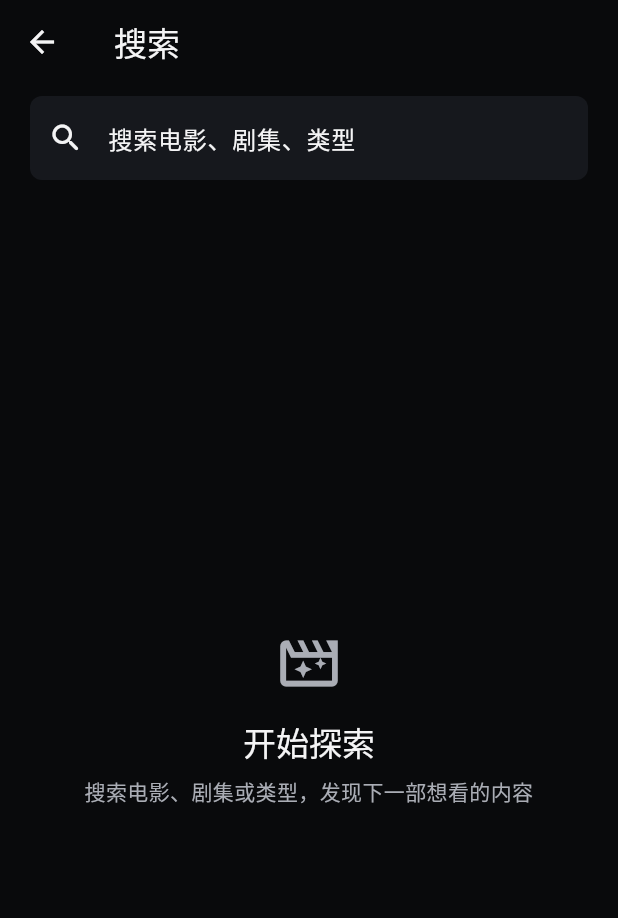
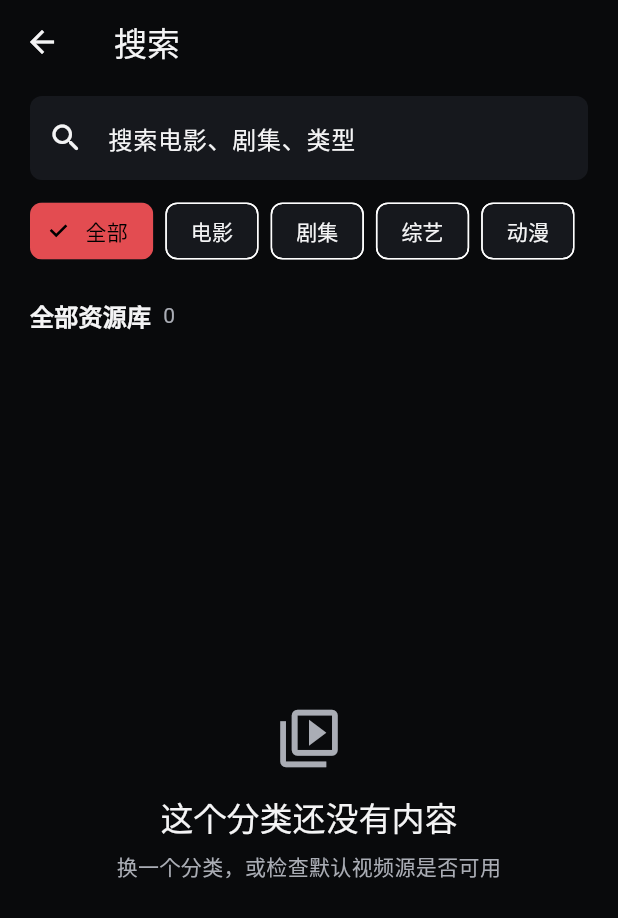
Before and after one commit to benson-singapore/cineo-flutter, a Flutter app: the SearchScreen screen opened directly with empty values, on a phone screen of 412 x 824 dp. Shown: the top 918 px of the screen. Run offline on Flutter 3.47's test engine with Material 3 defaults, Android fonts, the phone set to English and light mode, and no system bars; our stand-ins replace flutter_secure_storage, shared_preferences, sqflite, video_player; accounts and stored records are empty.

Commit message:
feat(browse): add category library and see-all navigation

```diff
--- a/lib/features/search/search_screen.dart
+++ b/lib/features/search/search_screen.dart
@@ -3,6 +3,7 @@ import 'package:flutter/material.dart';
 import '../../core/models/media.dart';
 import '../../core/theme/cineo_theme.dart';
 import '../../data/remote/media_category_adapter.dart';
+import 'category_browse_screen.dart';
 
 class SearchScreen extends StatefulWidget {
   const SearchScreen({
@@ -12,16 +13,21 @@ class SearchScreen extends StatefulWidget {
     required this.onSearch,
     required this.onOpenMedia,
     this.onRemoteSearch,
+    this.onBrowseCategory,
     this.categories = const [],
+    this.initialCategory,
   });
 
   final List<MediaItem> items;
   final List<String> history;
   final ValueChanged<String> onSearch;
   final ValueChanged<MediaItem> onOpenMedia;
-  final Future<List<MediaItem>> Function(String query, List<String> categoryIds)?
-      onRemoteSearch;
+  final Future<List<MediaItem>> Function(
+      String query, List<String> categoryIds)? onRemoteSearch;
+  final Future<List<MediaItem>> Function(List<String> categoryIds)?
+      onBrowseCategory;
   final List<UnifiedCategory> categories;
+  final UnifiedCategory? initialCategory;
 
   @override
   State<SearchScreen> createState() => _SearchScreenState();
@@ -34,14 +40,37 @@ class _SearchScreenState extends State<SearchScreen> {
   String _query = '';
   String? _errorMessage;
   List<MediaItem>? _remoteResults;
+  List<MediaItem>? _browseResults;
   bool _isSearching = false;
-  UnifiedMediaType _selectedType = UnifiedMediaType.all;
+  bool _isBrowsing = false;
+  int _browseRevision = 0;
+  late UnifiedMediaType _selectedType;
+
+  @override
+  void initState() {
+    super.initState();
+    _selectedType = widget.initialCategory?.type ?? UnifiedMediaType.all;
+    WidgetsBinding.instance.addPostFrameCallback((_) {
+      if (mounted) _loadBrowse();
+    });
+  }
 
   @override
   void dispose() {
     _queryController.dispose();
     _focusNode.dispose();
     super.dispose();
+  }
+
+  List<UnifiedCategory> get _visibleCategories {
+    if (widget.categories.isNotEmpty) return widget.categories;
+    return const [
+      UnifiedCategory(type: UnifiedMediaType.all, sourceCategoryIds: []),
+      UnifiedCategory(type: UnifiedMediaType.movie, sourceCategoryIds: []),
+      UnifiedCategory(type: UnifiedMediaType.series, sourceCategoryIds: []),
+      UnifiedCategory(type: UnifiedMediaType.variety, sourceCategoryIds: []),
+      UnifiedCategory(type: UnifiedMediaType.animation, sourceCategoryIds: []),
+    ];
   }
 
   List<String> get _history {
@@ -58,33 +87,70 @@ class _SearchScreenState extends State<SearchScreen> {
     final query = _query.trim().toLowerCase();
     if (query.isEmpty) return const [];
     return widget.items.where((media) {
-      if (_selectedType == UnifiedMediaType.movie && media.kind != MediaKind.movie) return false;
-      if ((_selectedType == UnifiedMediaType.series ||
-              _selectedType == UnifiedMediaType.variety ||
-              _selectedType == UnifiedMediaType.animation) &&
-          media.kind != MediaKind.series) {
-        return false;
-      }
-      final searchable = [
-        media.title,
-        media.description,
-        ...media.genres,
-      ].join(' ').toLowerCase();
+      if (!_matchesType(media, _selectedType)) return false;
+      final searchable = [media.title, media.description, ...media.genres]
+          .join(' ')
+          .toLowerCase();
       return searchable.contains(query);
     }).toList(growable: false);
+  }
+
+  List<MediaItem> _localBrowse(UnifiedMediaType type) {
+    if (type == UnifiedMediaType.all) return widget.items;
+    return widget.items.where((item) => _matchesType(item, type)).toList();
+  }
+
+  bool _matchesType(MediaItem media, UnifiedMediaType type) {
+    if (type == UnifiedMediaType.all) return true;
+    if (type == UnifiedMediaType.movie) return media.kind == MediaKind.movie;
+    if (media.kind != MediaKind.series) return false;
+    final text = [media.title, ...media.genres].join(' ').toLowerCase();
+    if (type == UnifiedMediaType.variety) {
+      return RegExp(r'综艺|真人秀|variety|show').hasMatch(text);
+    }
+    if (type == UnifiedMediaType.animation) {
+      return RegExp(r'动漫|动画|番剧|cartoon|anime').hasMatch(text);
+    }
+    return !RegExp(r'综艺|真人秀|variety|show|动漫|动画|番剧|cartoon|anime')
+        .hasMatch(text);
+  }
+
+  Future<void> _loadBrowse() async {
+    final revision = ++_browseRevision;
+    if (mounted) {
+      setState(() {
+        _isBrowsing = true;
+        _errorMessage = null;
+        _browseResults = null;
+      });
+    }
+    try {
+      final category = _categoryFor(_selectedType);
+      final results = widget.onBrowseCategory == null
+          ? _localBrowse(_selectedType)
+          : await widget.onBrowseCategory!(category.sourceCategoryIds);
+      if (!mounted || revision != _browseRevision || _query.trim().isNotEmpty) {
+        return;
+      }
+      setState(() {
+        _browseResults = results;
+        _isBrowsing = false;
+      });
+    } catch (_) {
+      if (!mounted || revision != _browseRevision) return;
+      setState(() {
+        _isBrowsing = false;
+        _errorMessage = '资源库加载失败，请检查默认视频源后重试';
+      });
+    }
   }
 
   Future<void> _submit([String? value]) async {
     final query = (value ?? _queryController.text).trim();
     if (query.isEmpty) {
-      setState(() {
-        _query = '';
-        _errorMessage = null;
-        _remoteResults = null;
-      });
+      _clearQuery();
       return;
     }
-
     setState(() {
       _query = query;
       _errorMessage = null;
@@ -100,16 +166,16 @@ class _SearchScreenState extends State<SearchScreen> {
 
     try {
       widget.onSearch(query);
-      if (widget.onRemoteSearch != null) {
+      final search = widget.onRemoteSearch;
+      if (search == null) return;
       setState(() => _isSearching = true);
       final category = _categoryFor(_selectedType);
-        final results = await widget.onRemoteSearch!(query, category.sourceCategoryIds);
+      final results = await search(query, category.sourceCategoryIds);
       if (!mounted || _query != query) return;
       setState(() {
         _remoteResults = results;
         _isSearching = false;
       });
-      }
     } catch (_) {
       if (!mounted) return;
       setState(() {
@@ -120,7 +186,7 @@ class _SearchScreenState extends State<SearchScreen> {
   }
 
   UnifiedCategory _categoryFor(UnifiedMediaType type) {
-    return widget.categories.firstWhere(
+    return _visibleCategories.firstWhere(
       (category) => category.type == type,
       orElse: () => const UnifiedCategory(
         type: UnifiedMediaType.all,
@@ -133,9 +199,12 @@ class _SearchScreenState extends State<SearchScreen> {
     setState(() {
       _selectedType = type;
       _remoteResults = null;
+      _errorMessage = null;
     });
     if (_query.trim().isNotEmpty) {
       _submit(_query);
+    } else {
+      _loadBrowse();
     }
   }
 
@@ -146,6 +215,7 @@ class _SearchScreenState extends State<SearchScreen> {
       _errorMessage = null;
       _remoteResults = null;
     });
+    _loadBrowse();
     _focusNode.requestFocus();
   }
 
@@ -172,63 +242,155 @@ class _SearchScreenState extends State<SearchScreen> {
                   focusNode: _focusNode,
                   onSubmitted: _submit,
                   onChanged: (value) {
-                  if (_errorMessage != null) {
-                    setState(() => _errorMessage = null);
+                    final leftSubmittedSearch =
+                        _query.isNotEmpty && value != _query;
+                    setState(() {
+                      if (leftSubmittedSearch) {
+                        _query = '';
+                        _errorMessage = null;
+                        _remoteResults = null;
                       }
-                  setState(() => _query = value);
+                    });
+                    if (leftSubmittedSearch) _loadBrowse();
                   },
                   onClear: _clearQuery,
-              )),
                 ),
-            if (widget.categories.length > 1)
+              ),
+            ),
             SliverToBoxAdapter(
-                child: SizedBox(
-                  height: 48,
-                  child: ListView.separated(
-                    padding: const EdgeInsets.fromLTRB(20, 0, 20, 4),
-                    scrollDirection: Axis.horizontal,
-                    itemCount: widget.categories.length,
-                    separatorBuilder: (_, __) => const SizedBox(width: 8),
-                    itemBuilder: (_, index) {
-                      final category = widget.categories[index];
-                      return ChoiceChip(
-                        label: Text(category.type.label),
-                        selected: category.type == _selectedType,
-                        onSelected: (_) => _selectType(category.type),
-                      );
-                    },
-                  ),
+              child: _CategorySelector(
+                categories: _visibleCategories,
+                selectedType: _selectedType,
+                onSelected: _selectType,
               ),
             ),
             if (_errorMessage != null)
               SliverToBoxAdapter(
                 child: _ErrorState(
                   message: _errorMessage!,
-                onRetry: () => _submit(query),
-              ))
+                  onRetry: showingSearch ? () => _submit(query) : _loadBrowse,
+                ),
+              )
             else if (showingSearch)
               ..._buildResults(query)
             else
-              ..._buildHistory(),
+              ..._buildBrowse(),
           ],
         ),
       ),
     );
   }
 
+  List<Widget> _buildBrowse() {
+    final history = _history;
+    final browse = _browseResults;
+    return [
+      if (history.isNotEmpty) ...[
+        SliverPadding(
+          padding: const EdgeInsets.fromLTRB(20, 4, 20, 8),
+          sliver: SliverToBoxAdapter(
+            child: Row(
+              children: [
+                Text('最近搜索', style: Theme.of(context).textTheme.titleSmall),
+                const Spacer(),
+                TextButton(
+                  onPressed: () => setState(() => _localHistory.clear()),
+                  child: const Text('清除'),
+                ),
+              ],
+            ),
+          ),
+        ),
+        SliverToBoxAdapter(
+          child: SizedBox(
+            height: 38,
+            child: ListView.separated(
+              padding: const EdgeInsets.symmetric(horizontal: 20),
+              scrollDirection: Axis.horizontal,
+              itemCount: history.length,
+              separatorBuilder: (_, __) => const SizedBox(width: 8),
+              itemBuilder: (_, index) => ActionChip(
+                label: Text(history[index]),
+                avatar: const Icon(Icons.history_rounded, size: 16),
+                onPressed: () => _submit(history[index]),
+              ),
+            ),
+          ),
+        ),
+      ],
+      SliverPadding(
+        padding: const EdgeInsets.fromLTRB(20, 18, 20, 10),
+        sliver: SliverToBoxAdapter(
+          child: Row(
+            children: [
+              Text(
+                '${_selectedType.label}资源库',
+                style: Theme.of(context).textTheme.titleMedium?.copyWith(
+                      fontWeight: FontWeight.w700,
+                    ),
+              ),
+              if (browse != null) ...[
+                const SizedBox(width: 8),
+                Text('${browse.length}',
+                    style: const TextStyle(color: CineoColors.textSecondary)),
+              ],
+            ],
+          ),
+        ),
+      ),
+      if (_isBrowsing && browse == null)
+        const SliverToBoxAdapter(
+          child: Padding(
+            padding: EdgeInsets.symmetric(vertical: 64),
+            child: Center(child: CircularProgressIndicator()),
+          ),
+        )
+      else if (browse == null || browse.isEmpty)
+        const SliverFillRemaining(
+          hasScrollBody: false,
+          child: _EmptyState(
+            icon: Icons.video_library_outlined,
+            title: '这个分类还没有内容',
+            message: '换一个分类，或检查默认视频源是否可用',
+          ),
+        )
+      else
+        SliverPadding(
+          padding: const EdgeInsets.fromLTRB(20, 0, 20, 32),
+          sliver: SliverGrid(
+            delegate: SliverChildBuilderDelegate(
+              (context, index) => BrowseMediaCard(
+                media: browse[index],
+                onTap: () => widget.onOpenMedia(browse[index]),
+              ),
+              childCount: browse.length,
+            ),
+            gridDelegate: const SliverGridDelegateWithMaxCrossAxisExtent(
+              maxCrossAxisExtent: 176,
+              mainAxisSpacing: 18,
+              crossAxisSpacing: 12,
+              childAspectRatio: .62,
+            ),
+          ),
+        ),
+    ];
+  }
+
   List<Widget> _buildResults(String query) {
     if (_isSearching) {
       return const [
-        SliverFillRemaining(
-          hasScrollBody: false,
+        SliverToBoxAdapter(
+          child: Padding(
+            padding: EdgeInsets.symmetric(vertical: 64),
             child: Center(child: CircularProgressIndicator()),
+          ),
         ),
       ];
     }
     final results = _remoteResults ?? _localResults;
     if (results.isEmpty) {
-      return [
-        const SliverFillRemaining(
+      return const [
+        SliverFillRemaining(
           hasScrollBody: false,
           child: _EmptyState(
             icon: Icons.search_off_rounded,
@@ -238,7 +400,6 @@ class _SearchScreenState extends State<SearchScreen> {
         ),
       ];
     }
-
     return [
       SliverPadding(
         padding: const EdgeInsets.fromLTRB(20, 6, 20, 12),
@@ -264,53 +425,38 @@ class _SearchScreenState extends State<SearchScreen> {
       ),
     ];
   }
-
-  List<Widget> _buildHistory() {
-    final history = _history;
-    if (history.isEmpty) {
-      return [
-        const SliverFillRemaining(
-          hasScrollBody: false,
-          child: _EmptyState(
-            icon: Icons.movie_filter_outlined,
-            title: '开始探索',
-            message: '搜索电影、剧集或类型，发现下一部想看的内容',
-          ),
-        ),
-      ];
 }
 
-    return [
-      SliverPadding(
-        padding: const EdgeInsets.fromLTRB(20, 14, 20, 10),
-        sliver: SliverToBoxAdapter(
-          child: Row(
-            children: [
-              Text('最近搜索', style: Theme.of(context).textTheme.titleMedium),
-              const Spacer(),
-              TextButton(
-                onPressed: () => setState(() => _localHistory.clear()),
-                child: const Text('清除本次'),
+class _CategorySelector extends StatelessWidget {
+  const _CategorySelector({
+    required this.categories,
+    required this.selectedType,
+    required this.onSelected,
+  });
+
+  final List<UnifiedCategory> categories;
+  final UnifiedMediaType selectedType;
+  final ValueChanged<UnifiedMediaType> onSelected;
+
+  @override
+  Widget build(BuildContext context) {
+    return SizedBox(
+      height: 48,
+      child: ListView.separated(
+        padding: const EdgeInsets.fromLTRB(20, 0, 20, 4),
+        scrollDirection: Axis.horizontal,
+        itemCount: categories.length,
+        separatorBuilder: (_, __) => const SizedBox(width: 8),
+        itemBuilder: (_, index) {
+          final category = categories[index];
+          return ChoiceChip(
+            label: Text(category.type.label),
+            selected: category.type == selectedType,
+            onSelected: (_) => onSelected(category.type),
+          );
+        },
       ),
-            ],
-          ),
-        ),
-      ),
-      SliverPadding(
-        padding: const EdgeInsets.fromLTRB(20, 0, 20, 32),
-        sliver: SliverList.builder(
-          itemCount: history.length,
-          itemBuilder: (_, index) => ListTile(
-            contentPadding: EdgeInsets.zero,
-            leading: const Icon(Icons.history_rounded,
-                color: CineoColors.textSecondary),
-            title: Text(history[index]),
-            trailing: const Icon(Icons.north_west_rounded, size: 18),
-            onTap: () => _submit(history[index]),
-          ),
-        ),
-      ),
-    ];
+    );
   }
 }
 
@@ -440,8 +586,11 @@ class _Poster extends StatelessWidget {
 }
 
 class _EmptyState extends StatelessWidget {
-  const _EmptyState(
-      {required this.icon, required this.title, required this.message});
+  const _EmptyState({
+    required this.icon,
+    required this.title,
+    required this.message,
+  });
 
   final IconData icon;
   final String title;
```
Also changed, not shown: lib/features/home/home_screen.dart (+13 -0 lines), lib/features/search/category_browse_screen.dart (added, +255 -0 lines), lib/shared/widgets/media_rail.dart (+12 -4 lines), 2 other files. Lines whose indentation alone changed are shown as unchanged.
